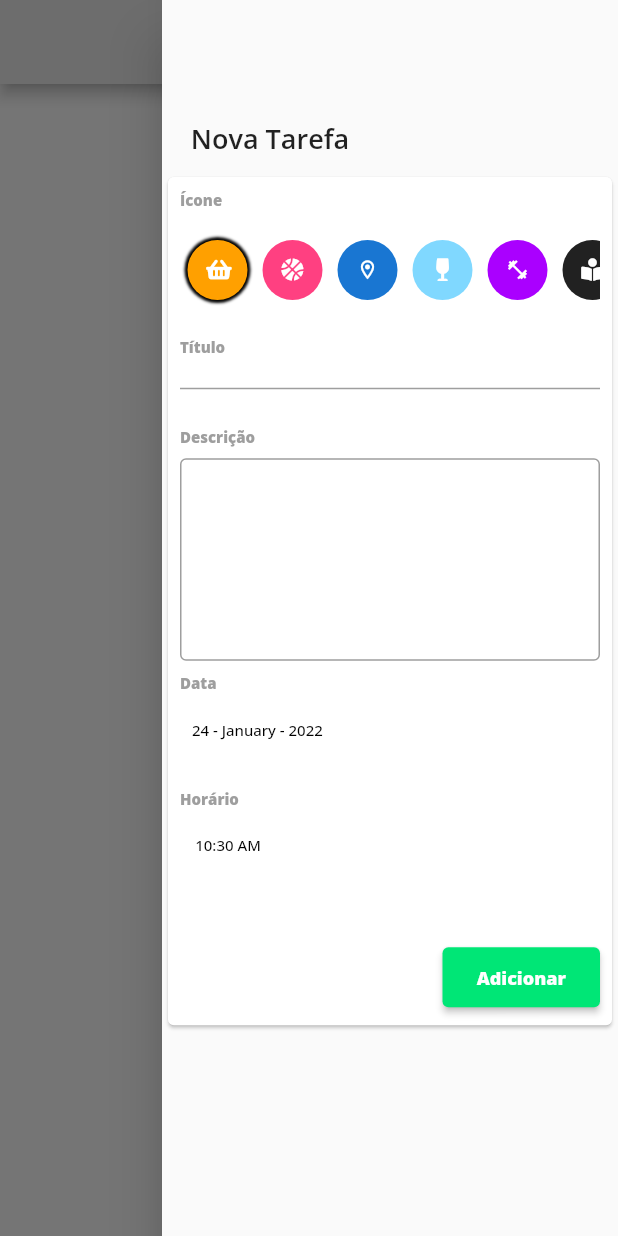
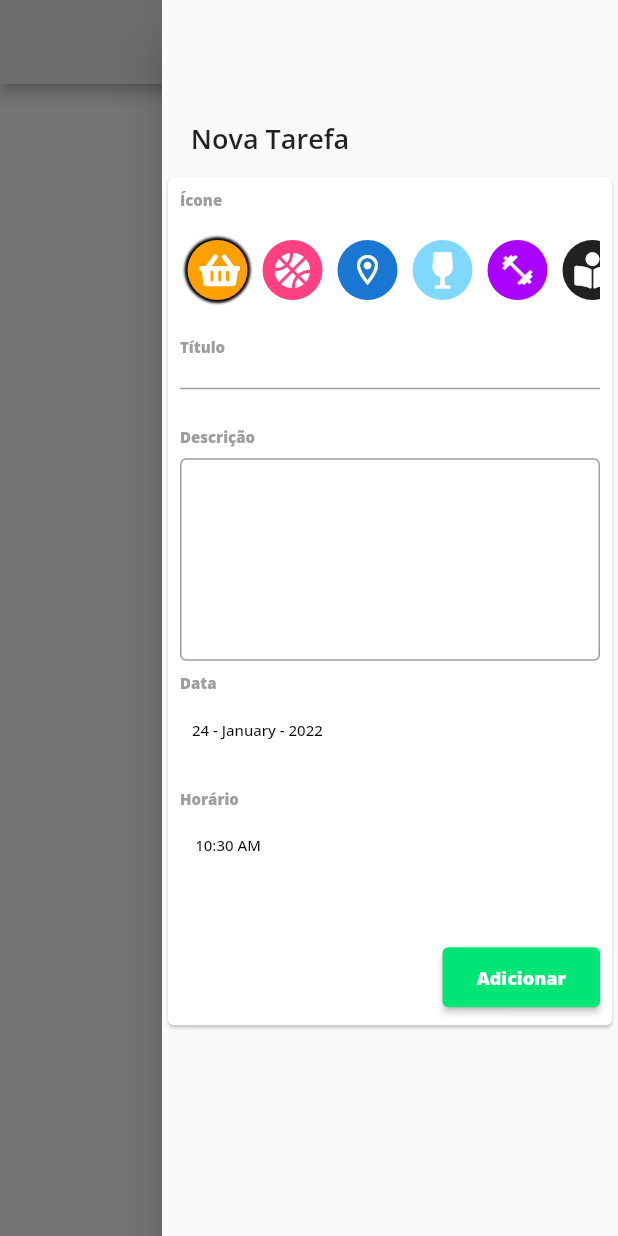
Before and after one commit to heloeng/Diario_De_Tarefas, a Flutter app: the screen it shows after launch, with the side drawer open, on a phone screen of 412 x 824 dp. Run offline on Flutter 3.47's test engine with Material 2 defaults, Android fonts, the phone set to English and light mode, and no system bars; our stand-ins replace font_awesome_flutter, google_fonts.

Commit message:
created a component for avatar list

```diff
--- a/lib/src/ui/components/todo_list_form_component.dart
+++ b/lib/src/ui/components/todo_list_form_component.dart
@@ -97,8 +97,8 @@ class _ToDoListFormComponent extends State<ToDoListFormComponent> {
               height: 15,
             ),
 
-            // AvatarListWidget(),
-            listAvatar(),
+            AvatarListWidget(),
+            // listAvatar(),
             TextField(
               controller: _titleController,
               // decoration: InputDecoration(
@@ -231,87 +231,4 @@ class _ToDoListFormComponent extends State<ToDoListFormComponent> {
       ),
     );
   }
-
-  final _avatarList = [
-    CircleAvatar(
-        child: Icon(
-          FontAwesomeIcons.shoppingBasket,
-          color: AppColors.white,
-          size: 15,
-        ),
-        backgroundColor: AppColors.orange),
-    CircleAvatar(
-        child: Icon(
-          FontAwesomeIcons.basketballBall,
-          color: AppColors.white,
-          size: 15,
-        ),
-        backgroundColor: AppColors.pink),
-     CircleAvatar(
-        child: Icon(
-          Icons.location_on_outlined,
-          color: AppColors.white,
-          size: 15,
-        ),
-        backgroundColor: AppColors.blue),
-     CircleAvatar(
-        child: Icon(
-          FontAwesomeIcons.wineGlass,
-          color: AppColors.white,
-          size: 15,
-        ),
-        backgroundColor: AppColors.bluelight),
-   CircleAvatar(
-        child: Icon(
-          Icons.fitness_center_sharp,
-          color: AppColors.white,
-          size: 15,
-        ),
-        backgroundColor: AppColors.purple),
-     CircleAvatar(
-        child: Icon(
-          FontAwesomeIcons.bookReader,
-          color: AppColors.white,
-          size: 15,
-        ),
-        backgroundColor: AppColors.hexachrome_black),
-  ];
-
-  int selectIndex = 0;
-
-  listAvatar() {
-    return SizedBox(
-      height: 50,
-      width: MediaQuery.of(context).size.width,
-      child: ListView.builder(
-        scrollDirection: Axis.horizontal,
-        itemCount: _avatarList.length,
-        itemBuilder: (_, index) => Padding(
-            padding: const EdgeInsets.symmetric(horizontal: 5),
-            child: Container(
-              decoration: BoxDecoration(
-                shape: BoxShape.circle,
-                boxShadow: selectIndex == index
-                    ? [
-                        BoxShadow(
-                            blurRadius: 0.8,
-                            color: AppColors.black,
-                            spreadRadius: 2)
-                      ]
-                    : null,
-              ),
-              child: GestureDetector(
-                child: (_avatarList[index]),
-                onTap: () {
-                  _selectedIcon = _avatarList[index];
-
-                  setState(() {
-                    selectIndex = index;
-                  });
-                },
-              ),
-            )),
-      ),
-    );
-  }
 }
--- a/lib/src/ui/widgets/avatar_list_widget.dart
+++ b/lib/src/ui/widgets/avatar_list_widget.dart
@@ -1,53 +1,67 @@
-// import 'package:flutter/material.dart';
-// import 'package:font_awesome_flutter/font_awesome_flutter.dart';
+import 'package:flutter/material.dart';
+import 'package:font_awesome_flutter/font_awesome_flutter.dart';
+import 'package:teste/src/ui/theme/app_colors.dart';
 
-// class AvatarListWidget extends StatelessWidget {
-//   const AvatarListWidget({Key? key}) : super(key: key);
+class AvatarListWidget extends StatelessWidget {
+  AvatarListWidget({Key? key}) : super(key: key);
 
-//   @override
-//   Widget build(BuildContext context) {
-// //
+  final _avatarList = [
+    const CircleAvatar(
+        child: Icon(FontAwesomeIcons.shoppingBasket, color: Color(0xFFFFFFFF)),
+        backgroundColor: Color(0xFFFFA000)),
+    const CircleAvatar(
+        child: Icon(FontAwesomeIcons.basketballBall, color: Color(0xFFFFFFFF)),
+        backgroundColor: Color(0xFFFF4081)),
+    const CircleAvatar(
+        child: Icon(Icons.location_on_outlined, color: Color(0xFFFFFFFF)),
+        backgroundColor: Color(0xFF1976D2)),
+    const CircleAvatar(
+        child: Icon(FontAwesomeIcons.wineGlass, color: Color(0xFFFFFFFF)),
+        backgroundColor: Color(0xFF80D8FF)),
+    const CircleAvatar(
+        child: Icon(Icons.fitness_center_sharp, color: Color(0xFFFFFFFF)),
+        backgroundColor: Color(0xFFAA00FF)),
+    const CircleAvatar(
+        child: Icon(FontAwesomeIcons.bookReader, color: Color(0xFFFFFFFF)),
+        backgroundColor: Color(0xFF212121)),
+  ];
 
-//     var _avatarList = [
-//       const CircleAvatar(
-//           child:
-//               Icon(FontAwesomeIcons.shoppingBasket, color: Color(0xFFFFFFFF)),
-//           backgroundColor: Color(0xFFFFA000)),
-//       const CircleAvatar(
-//           child:
-//               Icon(FontAwesomeIcons.basketballBall, color: Color(0xFFFFFFFF)),
-//           backgroundColor: Color(0xFFFF4081)),
-//       const CircleAvatar(
-//           child: Icon(Icons.location_on_outlined, color: Color(0xFFFFFFFF)),
-//           backgroundColor: Color(0xFF1976D2)),
-//       const CircleAvatar(
-//           child: Icon(FontAwesomeIcons.wineGlass, color: Color(0xFFFFFFFF)),
-//           backgroundColor: Color(0xFF80D8FF)),
-//       const CircleAvatar(
-//           child: Icon(Icons.fitness_center_sharp, color: Color(0xFFFFFFFF)),
-//           backgroundColor: Color(0xFFAA00FF)),
-//       const CircleAvatar(
-//           child: Icon(FontAwesomeIcons.bookReader, color: Color(0xFFFFFFFF)),
-//           backgroundColor: Color(0xFF212121)),
-//     ];
+  int selectIndex = 0;
 
-//     int selectIndex = 0;
+  @override
+  Widget build(BuildContext context) {
+    return SizedBox(
+      height: 50,
+      width: MediaQuery.of(context).size.width,
+      child: ListView.builder(
+        scrollDirection: Axis.horizontal,
+        itemCount: _avatarList.length,
+        itemBuilder: (_, index) => Padding(
+            padding: const EdgeInsets.symmetric(horizontal: 5),
+            child: Container(
+              decoration: BoxDecoration(
+                shape: BoxShape.circle,
+                boxShadow: selectIndex == index
+                    ? [
+                        BoxShadow(
+                            blurRadius: 0.8,
+                            color: AppColors.black,
+                            spreadRadius: 2)
+                      ]
+                    : null,
+              ),
+              child: GestureDetector(
+                child: (_avatarList[index]),
+                onTap: () {
+                  // _selectedIcon = _avatarList[index];
 
-//     return SizedBox(
-//       height: 10,
-//       width: MediaQuery.of(context).size.width,
-//       child: ListView.builder(
-//         scrollDirection: Axis.horizontal,
-//         itemCount: _avatarList.length,
-//         itemBuilder: (_, index) => Padding(
-//             padding: const EdgeInsets.symmetric(horizontal: 50),
-//             child: GestureDetector(
-//               child: (_avatarList[index]),
-//               onTap: () {
-//                 selectIndex = index;
-//               },
-//             )),
-//       ),
-//     );
-//   }
-// }
+                  // setState(() {
+                  //   selectIndex = index;
+                  // });
+                },
+              ),
+            )),
+      ),
+    );
+  }
+}
```
Also changed, not shown: 3 other files.
